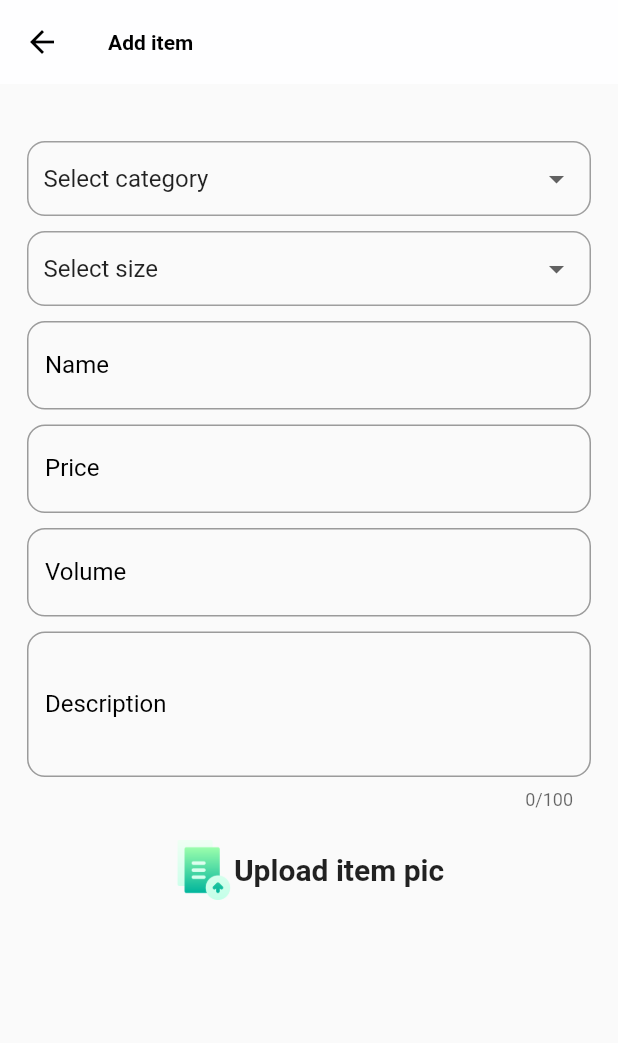
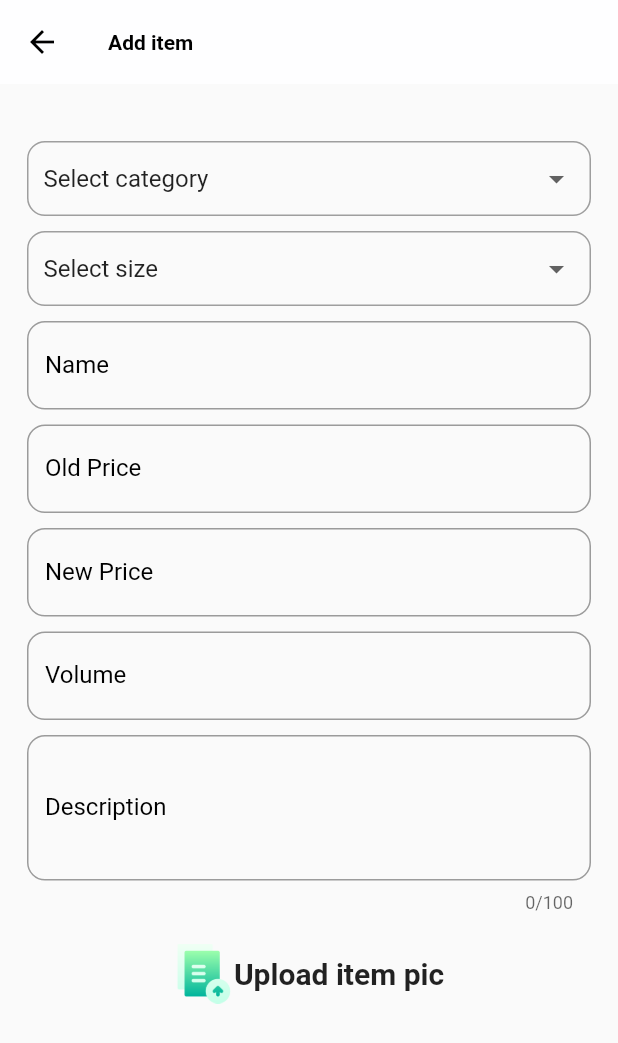
Before and after one commit to gabrielstonedelza/F-Bazaar-Stocks-Manager, a Flutter app: the UploadItemToStore screen opened directly, on a phone screen of 412 x 824 dp. Shown: the top 1043 px of the screen. Run offline on Flutter 3.47's test engine with Material 2 defaults, Android fonts, the phone set to English and light mode, and no system bars; our stand-ins replace dio, flutter_local_notifications, get, get_storage, image_cropper, image_picker and 3 more; accounts and stored records are empty; network calls fail.

```diff
--- a/lib/screens/store/upload_to_store.dart
+++ b/lib/screens/store/upload_to_store.dart
@@ -48,6 +48,7 @@ class _UploadItemToStoreState extends State<UploadItemToStore> {
   var _currentSelectedSize = "Select size";
   late final TextEditingController itemNameController;
   late final TextEditingController itemPriceController;
+  late final TextEditingController itemOldController;
   late final TextEditingController itemVolumeController;
   late final TextEditingController itemDescriptionController;
 
@@ -67,6 +68,7 @@ class _UploadItemToStoreState extends State<UploadItemToStore> {
     }
     itemNameController = TextEditingController();
     itemPriceController = TextEditingController();
+    itemOldController = TextEditingController();
     itemVolumeController = TextEditingController();
     itemDescriptionController = TextEditingController();
   }
@@ -250,6 +252,7 @@ class _UploadItemToStoreState extends State<UploadItemToStore> {
         'store': profileController.storeName,
         'category': _currentSelectedCategory,
         'size': _currentSelectedSize,
+        'old_price': itemOldController.text,
         'new_price': itemPriceController.text,
         'picture': await MultipartFile.fromFile(file.path, filename: fileName),
         "volume": itemVolumeController.text.trim(),
@@ -296,6 +299,7 @@ class _UploadItemToStoreState extends State<UploadItemToStore> {
     // TODO: implement dispose
     itemNameController.dispose();
     itemPriceController.dispose();
+    itemOldController.dispose();
     itemVolumeController.dispose();
     itemDescriptionController.dispose();
     super.dispose();
@@ -404,12 +408,39 @@ class _UploadItemToStoreState extends State<UploadItemToStore> {
                     Padding(
                       padding: const EdgeInsets.only(bottom: 10.0),
                       child: TextFormField(
+                        controller: itemOldController,
+                        cursorColor: primaryYellow,
+                        cursorRadius: const Radius.elliptical(10, 10),
+                        cursorWidth: 10,
+                        decoration: InputDecoration(
+                            labelText: "Old Price",
+                            labelStyle:
+                                const TextStyle(color: defaultTextColor2),
+                            focusColor: primaryYellow,
+                            fillColor: primaryYellow,
+                            focusedBorder: OutlineInputBorder(
+                                borderSide: const BorderSide(
+                                    color: primaryYellow, width: 2),
+                                borderRadius: BorderRadius.circular(12)),
+                            border: OutlineInputBorder(
+                                borderRadius: BorderRadius.circular(12))),
+                        keyboardType: TextInputType.number,
+                        validator: (value) {
+                          if (value!.isEmpty) {
+                            return "Please enter price";
+                          }
+                        },
+                      ),
+                    ),
+                    Padding(
+                      padding: const EdgeInsets.only(bottom: 10.0),
+                      child: TextFormField(
                         controller: itemPriceController,
                         cursorColor: primaryYellow,
                         cursorRadius: const Radius.elliptical(10, 10),
                         cursorWidth: 10,
                         decoration: InputDecoration(
-                            labelText: "Price",
+                            labelText: "New Price",
                             labelStyle:
                                 const TextStyle(color: defaultTextColor2),
                             focusColor: primaryYellow,
```
